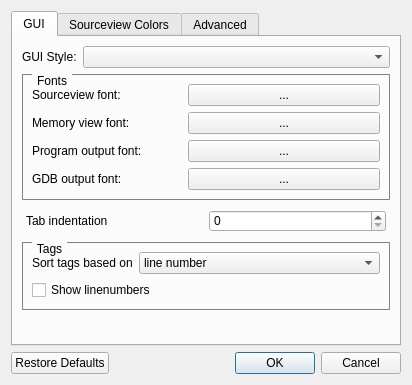
jhn98032/gede, file src/settingsdialog.ui: the form before one commit.
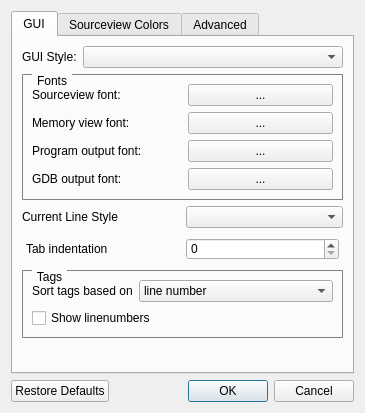
The form after the commit. Custom widgets are drawn as their Qt base class.

Commit message: Added support for setting the current line style

```diff
--- a/src/settingsdialog.ui
+++ b/src/settingsdialog.ui
@@ -6,8 +6,8 @@
    <rect>
     <x>0</x>
     <y>0</y>
-    <width>412</width>
-    <height>385</height>
+    <width>365</width>
+    <height>413</height>
    </rect>
   </property>
   <property name="windowTitle">
@@ -202,6 +202,20 @@
          </layout>
         </widget>
        </item>
+       <item>
+        <layout class="QHBoxLayout" name="horizontalLayout_9">
+         <item>
+          <widget class="QLabel" name="label_18">
+           <property name="text">
+            <string>Current Line Style</string>
+           </property>
+          </widget>
+         </item>
+         <item>
+          <widget class="QComboBox" name="comboBox_currentLineStyle"/>
+         </item>
+        </layout>
+       </item>
        <item>
         <layout class="QHBoxLayout" name="horizontalLayout_8">
          <property name="leftMargin">
```
The commit also changes 4 other files.
